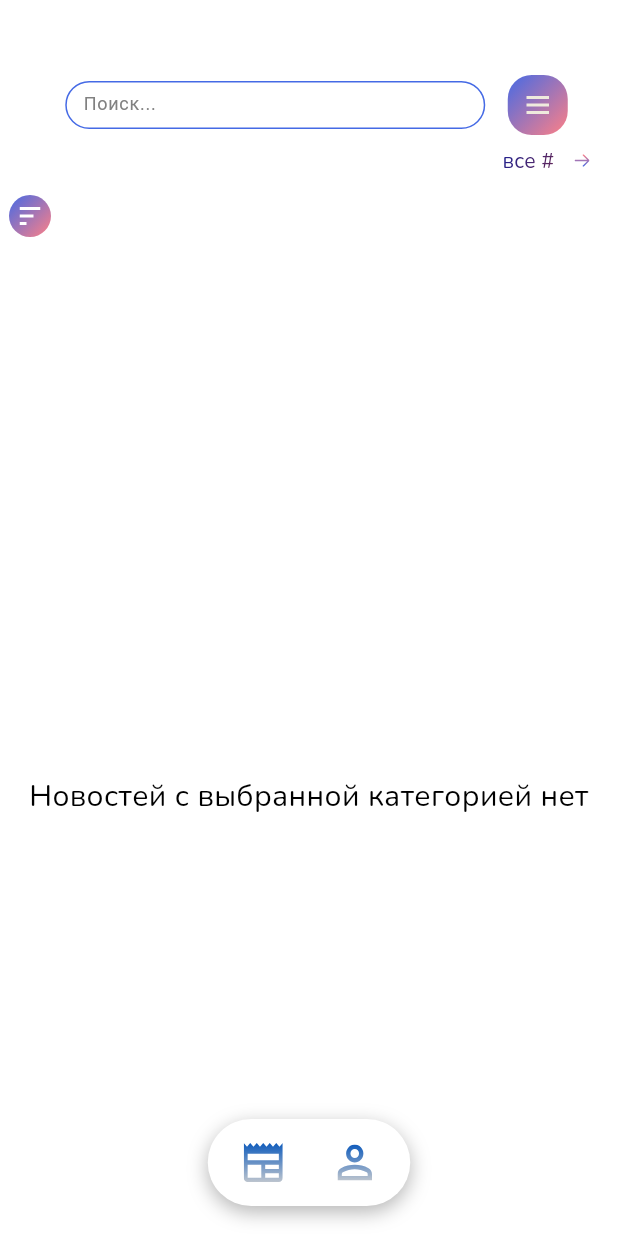
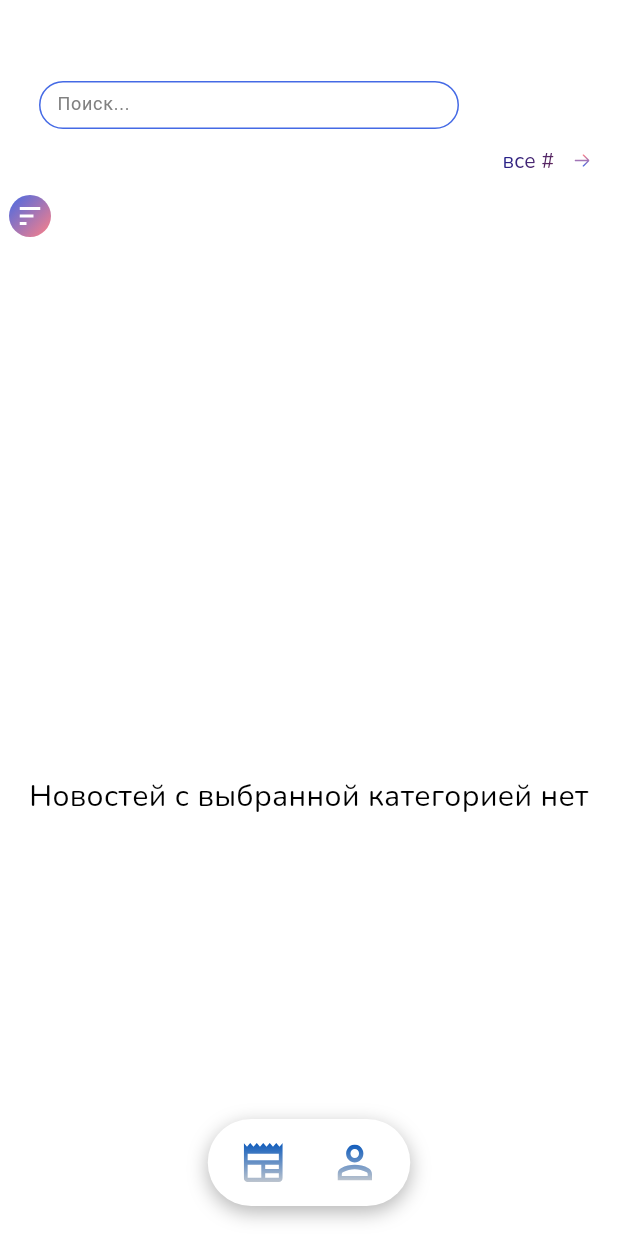
Before and after one commit to Dagnarys/NewsPortal, a Flutter app: the screen it shows after launch, on a phone screen of 412 x 824 dp. Run offline on Flutter 3.47's test engine with Material 3 defaults, Android fonts, the light colour scheme and no system bars; our stand-ins replace cloud_firestore, firebase_auth, firebase_core, firebase_storage, flutter_svg, google_fonts and 2 more; missing offline and left inert: ru_phone_formatter; accounts and stored records are empty.

Commit message:
width added a little bit

```diff
--- a/news_portal/lib/components/top_bar.dart
+++ b/news_portal/lib/components/top_bar.dart
@@ -1,6 +1,5 @@
 import 'package:flutter/material.dart';
 import 'package:flutter_svg/svg.dart';
-import 'package:news_portal/components/hamburger_widget.dart';
 import 'package:news_portal/components/search_widget.dart';
 import 'package:news_portal/const/colors.dart';
 
@@ -14,7 +13,7 @@
       child: Align(
         child: Container(
           // color: Colors.white,
-          width: 345,
+          width: 380,
           height: 40,
 
           child:  Row(
@@ -38,7 +37,6 @@
                   ),
                 ),
               const SearchWidget(),
-              const HamburgerWidget(),
             ],
           ),
         ),
```
